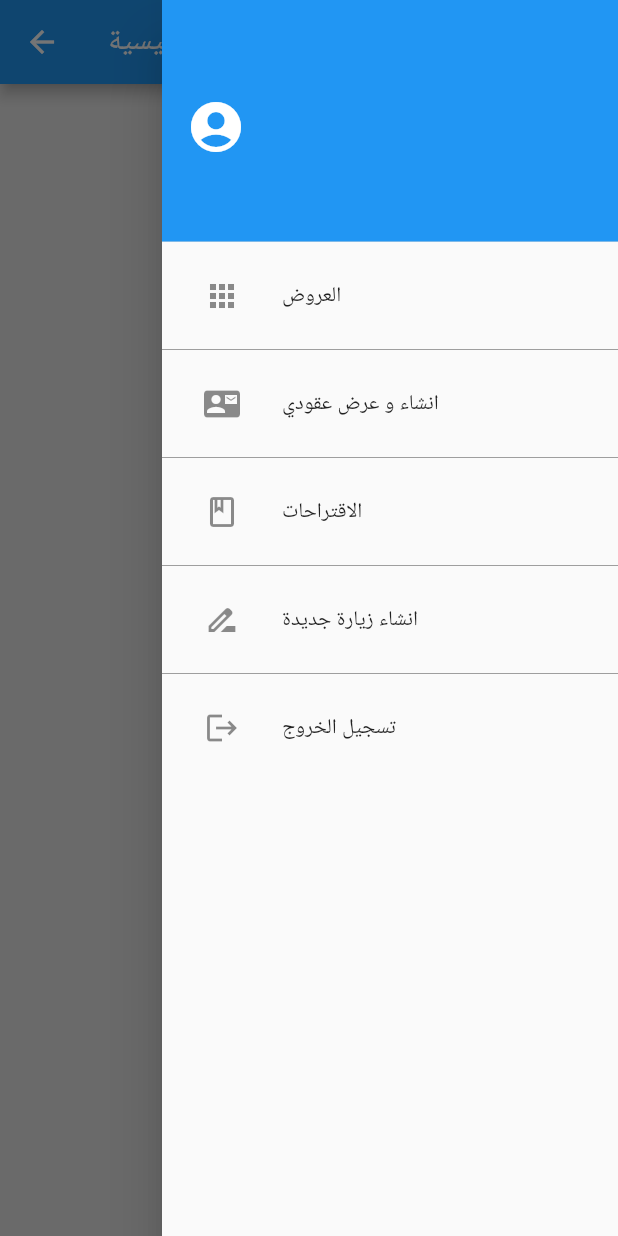
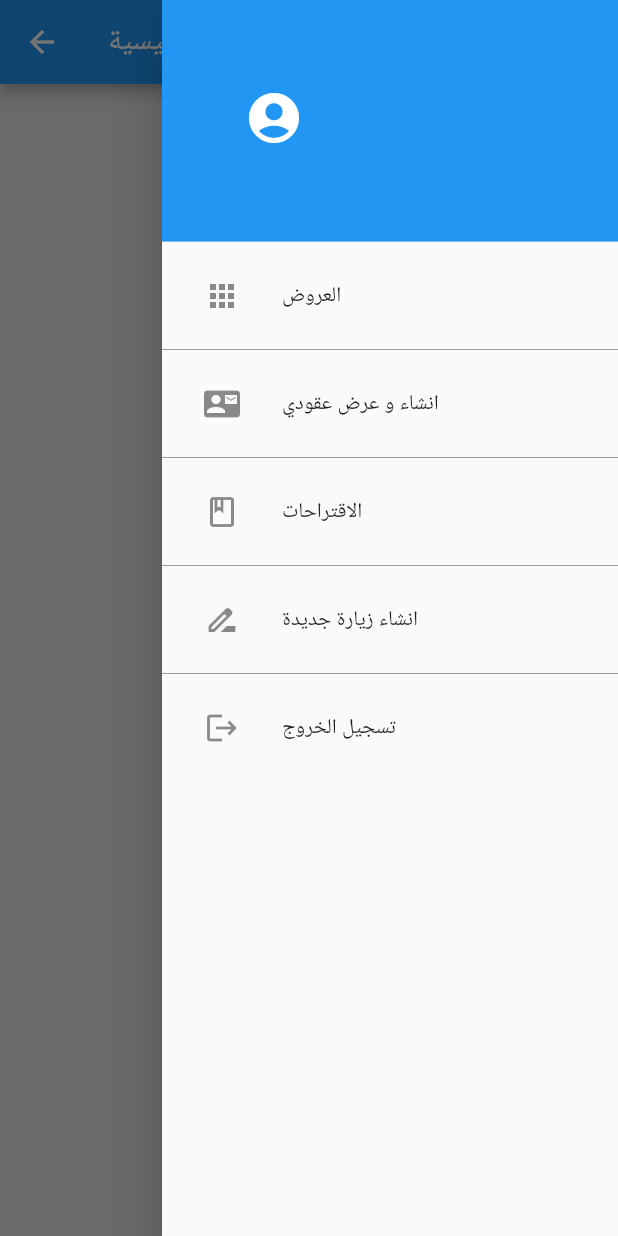
Before and after one commit to AlaaBashar/zainuserapp, a Flutter app: the HomePage screen opened directly, after a tap on the "menu" icon, on a phone screen of 412 x 824 dp. Run offline on Flutter 3.47's test engine with Material 2 defaults, Android fonts, the phone set to English and light mode, and no system bars; our stand-ins replace cached_network_image, cloud_firestore, firebase_auth, firebase_core, firebase_messaging, firebase_storage and 2 more; accounts and stored records are empty.

```diff
--- /dev/null
+++ b/lib/models/areas_model.dart
@@ -0,0 +1,21 @@
+class AreasModel{
+
+  String? state;
+
+  AreasModel({this.state,});
+
+
+  factory AreasModel.fromJson(Map<String, dynamic> json) {
+    return AreasModel(
+      state: json["state"],
+    );
+  }
+  Map<String, dynamic> toJson() {
+    return {
+      "state": this.state,
+
+    };
+  }
+
+
+}
--- a/lib/network/Fcm.dart
+++ b/lib/network/Fcm.dart
@@ -6,7 +6,7 @@ import 'package:http/http.dart' as http;
 
 class Fcm {
 
-  static  String _serverKey = "AAAABJVXcy0:APA91bGRZnmviUwfOdQdKRJMF8X8mldUoELYB1DZ2UXVVE2Iio7dHLmprHncRIDSv2KkButbevjDFFfjH2bF_l4Yv3U5_XwkN3TVNIvJ88lPur_wym5Gph86GM2oQDOmv8-lDWOe31Ni";
+  static  const String _serverKey = "AAAABJVXcy0:APA91bGRZnmviUwfOdQdKRJMF8X8mldUoELYB1DZ2UXVVE2Iio7dHLmprHncRIDSv2KkButbevjDFFfjH2bF_l4Yv3U5_XwkN3TVNIvJ88lPur_wym5Gph86GM2oQDOmv8-lDWOe31Ni";
 
   static  final FirebaseMessaging _fcm = FirebaseMessaging.instance;
 
--- a/lib/network/api.dart
+++ b/lib/network/api.dart
@@ -3,6 +3,7 @@ import 'dart:io';
 import 'package:cloud_firestore/cloud_firestore.dart';
 import 'package:firebase_storage/firebase_storage.dart';
 import 'package:zainusersapp/network/auth.dart';
+import '../models/areas_model.dart';
 import '../models/complaint_model.dart';
 import '../models/contract_model.dart';
 import '../models/ministries_model.dart';
@@ -35,12 +36,10 @@ class Api {
   }
 
   static Future<UserApp?> getUserFromUid(String uid) async {
-    DocumentSnapshot documentSnapshot =
-        await db.collection(CollectionsKey.USERS).doc(uid).get();
+    DocumentSnapshot documentSnapshot = await db.collection(CollectionsKey.USERS).doc(uid).get();
 
     if (documentSnapshot.data() != null) {
-      Map<String, dynamic>? map =
-          documentSnapshot.data() as Map<String, dynamic>?;
+      Map<String, dynamic>? map = documentSnapshot.data() as Map<String, dynamic>?;
       UserApp userApp = UserApp.fromJson(map!);
 
       Auth.updateUserInPref(userApp);
@@ -160,10 +159,7 @@ class Api {
   static Future<List<VisitsModel>> getVisits() async {
     List<VisitsModel> visitsList = [];
 
-    QuerySnapshot querySnapshot = await db
-        .collection(CollectionsKey.VISITS)
-        .where('userUid', isEqualTo: Auth.currentUser!.uid)
-        .get();
+    QuerySnapshot querySnapshot = await db.collection(CollectionsKey.VISITS).where('userUid', isEqualTo: Auth.currentUser!.uid).get();
 
     visitsList = querySnapshot.docs
         .map((e) => VisitsModel.fromJson(e.data() as Map<String, dynamic>))
@@ -177,7 +173,6 @@ class Api {
 
   static Future setVisits(VisitsModel model) async {
     DocumentReference doc = db.collection(CollectionsKey.VISITS).doc();
-
     model.id = doc.id;
     await doc.set(model.toJson());
 
@@ -220,5 +215,22 @@ class Api {
     return offerList;
   }
 
+  static Future<List<AreasModel>> getAreas() async {
+    List<AreasModel> areasList = [];
+
+    QuerySnapshot querySnapshot = await db.collection(CollectionsKey.AREAS).get();
+
+    areasList = querySnapshot.docs
+        .map((e) => AreasModel.fromJson(e.data() as Map<String, dynamic>))
+        .toList();
+
+    // if(offerModel.isNotEmpty) {
+    //   offerModel.sort((a, b) => b.date!.compareTo(a.date!));
+    // }
+
+    return areasList;
+  }
+
+
 
 }
--- a/lib/network/constants.dart
+++ b/lib/network/constants.dart
@@ -5,6 +5,7 @@ class CollectionsKey {
   static const String SUGGESTIONS = 'Suggestions';
   static const String CONTRACTS = 'Contracts';
   static const String OFFERS = 'Offers';
+  static const String AREAS = 'Areas';
   static const String VISITS = 'Visits';
 
 }
--- a/lib/pages/home_page.dart
+++ b/lib/pages/home_page.dart
@@ -2,7 +2,9 @@ import 'package:firebase_auth/firebase_auth.dart';
 import 'package:flutter/material.dart';
 import 'package:zainusersapp/pages/splash_page.dart';
 import 'package:zainusersapp/pages/suggestions_page.dart';
+import 'package:zainusersapp/pages/user_details_page.dart';
 import '../export_feature.dart';
+import '../models/areas_model.dart';
 import '../models/ministries_model.dart';
 import '../models/user_model.dart';
 import '../network/api.dart';
@@ -21,12 +23,13 @@ class HomePage extends StatefulWidget {
 
 class _HomePageState extends State<HomePage> {
   List<MinistriesModel>? ministriesList;
+  List<AreasModel>? areasList = [];
 
   @override
   void initState() {
     // TODO: implement initState
     super.initState();
-    loadMinistries();
+    loadAreas();
 
   }
 
@@ -38,41 +41,27 @@ class _HomePageState extends State<HomePage> {
         appBar: AppBar(
           title: const Text('الصفحة الرئيسية'),
         ),
-        body: ministriesList != null
+        body: areasList != null
             ? GridView.builder(
-
-                itemCount: ministriesList!.length,
+                itemCount: areasList!.length,
                 padding: const EdgeInsets.all(16.0),
                 gridDelegate: const SliverGridDelegateWithFixedCrossAxisCount(
                     crossAxisCount: 2, childAspectRatio: 1.1),
                 itemBuilder: (_, index) {
-                  MinistriesModel model = ministriesList![index];
+                  AreasModel model = areasList![index];
                   return Card(
                     elevation: 8,
                     child: Column(
+                      crossAxisAlignment: CrossAxisAlignment.center,
+                      mainAxisAlignment: MainAxisAlignment.center,
                       children: [
-                        const SizedBox(
-                          height: 8.0,
-                        ),
-                        ClipRRect(
-                          borderRadius: BorderRadius.circular(35.0),
-                          child: ReusableCachedNetworkImage(
-                            imageUrl: model.imageUrl!,
-                            height: 70,
-                            width: 70,
-                            fit: BoxFit.fill,
-                          ),
-                        ),
-                        const SizedBox(
-                          height: 16.0,
-                        ),
                         Text(
-                          '${model.title}',
+                          '${model.state}',
                           maxLines: 2,
                           textAlign: TextAlign.center,
                           overflow: TextOverflow.ellipsis,
                           style: const TextStyle(
-                            fontSize: 15.0,
+                            fontSize: 30.0,
                             fontWeight: FontWeight.bold,
                           ),
                         ),
@@ -84,8 +73,8 @@ class _HomePageState extends State<HomePage> {
             : getCenterCircularProgress());
   }
 
-  void loadMinistries() async {
-    ministriesList = await Api.getMinistries();
+  void loadAreas() async {
+    areasList = await Api.getAreas();
     setState(() {});
   }
 }
@@ -112,41 +101,46 @@ class _NavDrawerState extends State<NavDrawer> {
     return Drawer(
       child: Column(
         children: [
-          DrawerHeader(
+          InkWell(
+            onTap: ()=> openNewPage(context, const UserDetailsPage()),
+            child: DrawerHeader(
               decoration: const BoxDecoration(
                 color: Colors.blue,
               ),
-            child: Center(
-              child: Row(
+              child: Column(
+                crossAxisAlignment: CrossAxisAlignment.center,
+                mainAxisAlignment: MainAxisAlignment.center,
+                children: [
+                  Row(
+                    mainAxisAlignment: MainAxisAlignment.center,
                     children:  [
-                  const Expanded(
-                    child: Icon(
+                      const Spacer(flex: 1,),
+
+                      const Icon(
                         Icons.account_circle,
                         color: Colors.white,
                         size: 40,
                       ),
-                    flex: 2,
-                  ),
-                  Expanded(
-                    flex: 6,
-                    child: Text(
+                      const Spacer(flex: 1,),
+                      Text(
                         "${Auth.currentUser!.name}",
                         style: const TextStyle(
                           color: Colors.white,
                           fontSize: 16,
                         ),
                       ),
+                      const Spacer(flex: 4,),
+
+                    ],
                   ),
-                  Expanded(
-                    flex: 6,
-                    child: Text(
+                  Text(
                     "${Auth.currentUser!.email}",
                     style: const TextStyle(
                       color: Colors.white,
-                        fontSize: 16,
+                      fontSize: 10,
                     ),
                   ),
-                  ),
+
                 ],
               ),
             ),
--- a/lib/pages/splash_page.dart
+++ b/lib/pages/splash_page.dart
@@ -34,9 +34,7 @@ class _SplashPageState extends State<SplashPage> {
 
   @override
   Widget build(BuildContext context) {
-    SystemChrome.setSystemUIOverlayStyle(const SystemUiOverlayStyle(
-      statusBarColor: Colors.transparent,
-    ),);
+    SystemChrome.setSystemUIOverlayStyle(const SystemUiOverlayStyle(statusBarColor: Colors.transparent,),);
     return Scaffold(
       body: Column(
         mainAxisAlignment: MainAxisAlignment.center,
```
Also changed, not shown: lib/network/auth.dart (+23 -30 lines), lib/pages/user_details_page.dart (added, +105 -0 lines). Lines whose indentation alone changed are shown as unchanged.
